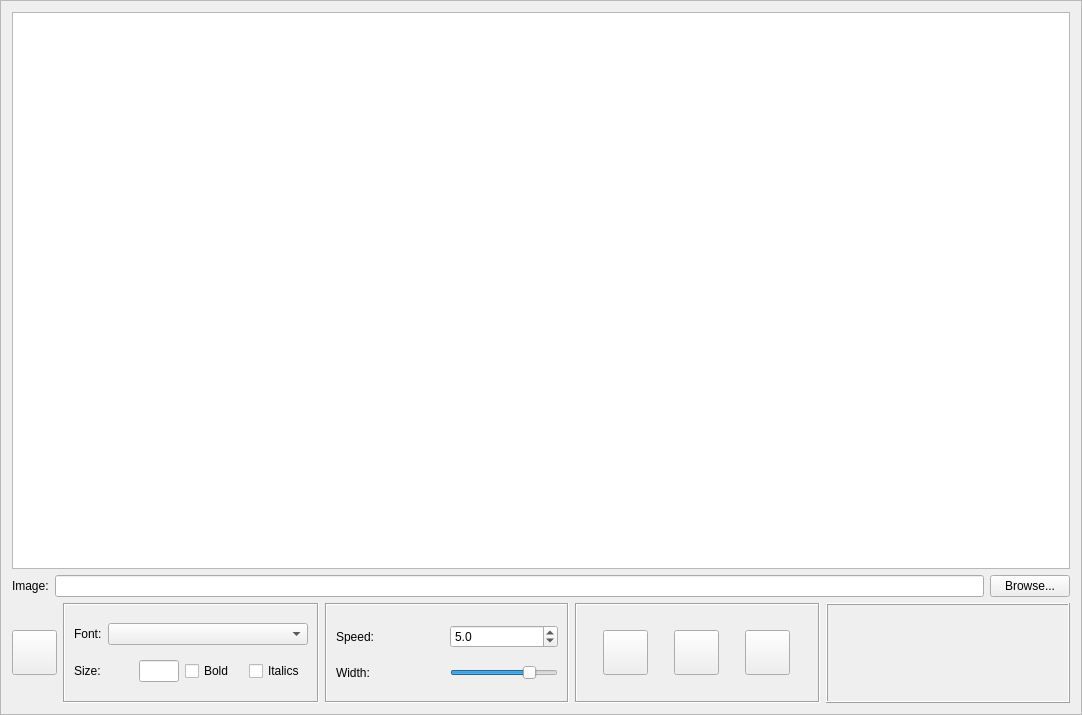
This is DMHelper/src/encounterscrollingtextedit.ui in MMetze/DMHelper as Qt 5 draws it before an edit. The edited form follows.
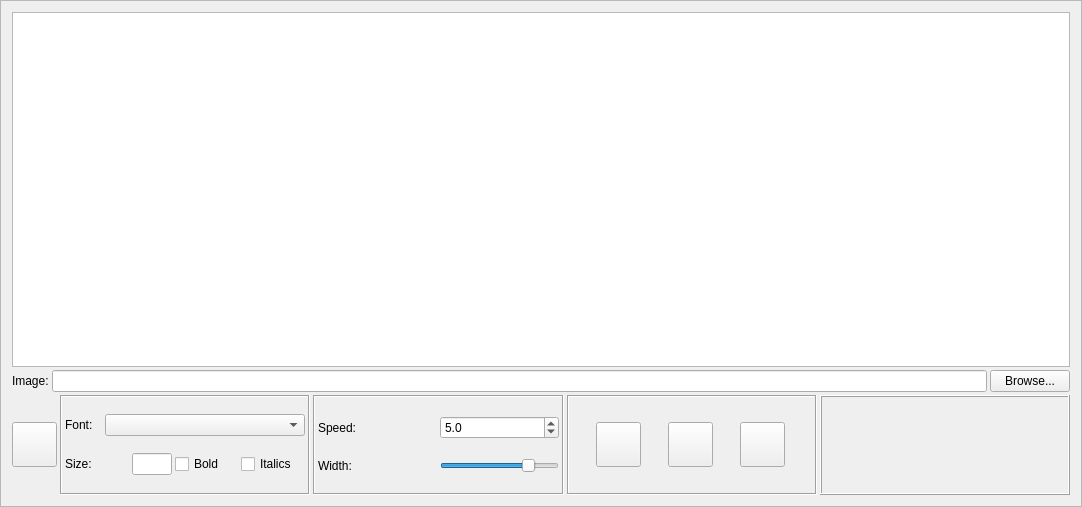
This is the edited form. Icons and pictures are not drawn. Custom widgets are drawn as their Qt base class.

What changed in the file:
```diff
--- a/DMHelper/src/encounterscrollingtextedit.ui
+++ b/DMHelper/src/encounterscrollingtextedit.ui
@@ -7,7 +7,7 @@
     <x>0</x>
     <y>0</y>
     <width>1082</width>
-    <height>715</height>
+    <height>507</height>
    </rect>
   </property>
   <property name="windowTitle">
@@ -23,6 +23,9 @@
    <enum>QFrame::Raised</enum>
   </property>
   <layout class="QVBoxLayout" name="verticalLayout_3">
+   <property name="spacing">
+    <number>3</number>
+   </property>
    <item>
     <widget class="TextEditMargins" name="edtText">
      <property name="sizePolicy">
@@ -60,6 +63,9 @@
    </item>
    <item>
     <layout class="QHBoxLayout" name="horizontalLayout_6">
+     <property name="spacing">
+      <number>3</number>
+     </property>
      <item>
       <widget class="ColorPushButton" name="btnColor">
        <property name="minimumSize">
@@ -91,8 +97,26 @@
         <enum>QFrame::Sunken</enum>
        </property>
        <layout class="QVBoxLayout" name="verticalLayout">
+        <property name="spacing">
+         <number>3</number>
+        </property>
+        <property name="leftMargin">
+         <number>3</number>
+        </property>
+        <property name="topMargin">
+         <number>3</number>
+        </property>
+        <property name="rightMargin">
+         <number>3</number>
+        </property>
+        <property name="bottomMargin">
+         <number>3</number>
+        </property>
         <item>
          <layout class="QHBoxLayout" name="horizontalLayout_2">
+          <property name="spacing">
+           <number>3</number>
+          </property>
           <item>
            <widget class="QLabel" name="label_6">
             <property name="text">
@@ -114,6 +138,9 @@
         </item>
         <item>
          <layout class="QHBoxLayout" name="horizontalLayout_4">
+          <property name="spacing">
+           <number>3</number>
+          </property>
           <item>
            <widget class="QLabel" name="label_8">
             <property name="text">
@@ -171,8 +198,26 @@
         <enum>QFrame::Sunken</enum>
        </property>
        <layout class="QVBoxLayout" name="verticalLayout_2">
+        <property name="spacing">
+         <number>3</number>
+        </property>
+        <property name="leftMargin">
+         <number>3</number>
+        </property>
+        <property name="topMargin">
+         <number>3</number>
+        </property>
+        <property name="rightMargin">
+         <number>3</number>
+        </property>
+        <property name="bottomMargin">
+         <number>3</number>
+        </property>
         <item>
          <layout class="QHBoxLayout" name="horizontalLayout_3">
+          <property name="spacing">
+           <number>3</number>
+          </property>
           <item>
            <widget class="QLabel" name="label">
             <property name="text">
@@ -203,6 +248,9 @@
         </item>
         <item>
          <layout class="QHBoxLayout" name="horizontalLayout_5">
+          <property name="spacing">
+           <number>3</number>
+          </property>
           <item>
            <widget class="QLabel" name="label_9">
             <property name="text">
@@ -247,19 +295,19 @@
        </property>
        <layout class="QHBoxLayout" name="horizontalLayout_8">
         <property name="spacing">
-         <number>5</number>
+         <number>3</number>
         </property>
         <property name="leftMargin">
-         <number>5</number>
+         <number>3</number>
         </property>
         <property name="topMargin">
-         <number>5</number>
+         <number>3</number>
         </property>
         <property name="rightMargin">
-         <number>5</number>
+         <number>3</number>
         </property>
         <property name="bottomMargin">
-         <number>5</number>
+         <number>3</number>
         </property>
         <item>
          <widget class="QPushButton" name="btnLeftText">
```
